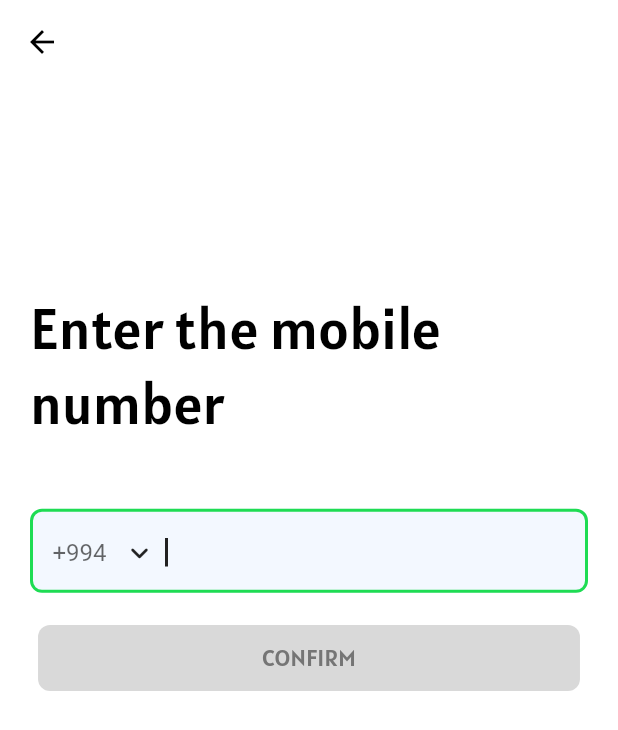
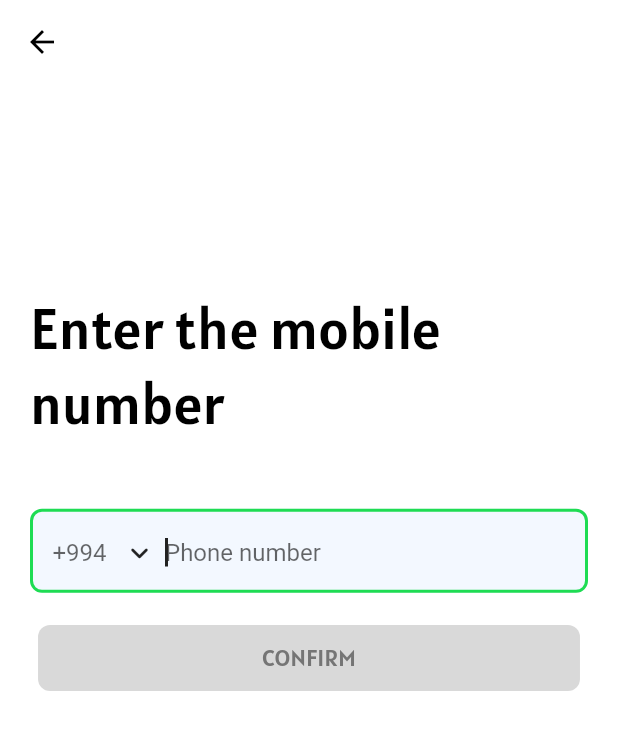
Before and after one commit to PattonSayd/FitCoachaz-collab, a Flutter app: the screen it shows after launch, on a phone screen of 412 x 824 dp. Shown: the top 730 px of the screen. Run offline on Flutter 3.47's test engine with Material 2 defaults, Android fonts, the phone set to English and light mode, and no system bars; our stand-ins replace bloc, carousel_slider, chewie, cloud_firestore, connectivity_plus, equatable and 9 more; accounts and stored records are empty; generated files the repository leaves out were written again.

Commit message:
Fixed validete, add formz

```diff
--- a/lib/app/screen_factory.dart/screen_factory.dart
+++ b/lib/app/screen_factory.dart/screen_factory.dart
@@ -1,5 +1,6 @@
 import 'package:connectivity_plus/connectivity_plus.dart';
 import 'package:fitcoachaz/ui/bloc/network_connectivity/network_connectivity_cubit.dart';
+import 'package:fitcoachaz/ui/formz/phone_field/phone_field_bloc.dart';
 import 'package:flutter/material.dart';
 import 'package:flutter_bloc/flutter_bloc.dart';
 
@@ -32,10 +33,10 @@ class ScreenFactory {
       providers: [
         BlocProvider(create: (context) => regBloc),
         BlocProvider(
-          create: (context) => NetworkConnectivityCubit(
-            connectivity: Connectivity(),
-          ),
+          create: (context) =>
+              NetworkConnectivityCubit(connectivity: Connectivity()),
         ),
+        BlocProvider(create: (context) => PhoneFieldBloc()),
       ],
       child: const RegisterScreen(),
     );
--- a/lib/ui/bloc/register/register_event.dart
+++ b/lib/ui/bloc/register/register_event.dart
@@ -5,8 +5,8 @@ abstract class RegisterEvent extends Equatable {
   const RegisterEvent();
 }
 
-class SendOTPToPhoneRegisterEvent extends RegisterEvent {
-  const SendOTPToPhoneRegisterEvent({required this.number});
+class SendOTPToPhoneEvent extends RegisterEvent {
+  const SendOTPToPhoneEvent({required this.number});
 
   final String number;
 
@@ -14,8 +14,8 @@ class SendOTPToPhoneRegisterEvent extends RegisterEvent {
   List<Object?> get props => [number];
 }
 
-class VerifySentOTPRegisterEvent extends RegisterEvent {
-  const VerifySentOTPRegisterEvent({
+class VerifySentOTPEvent extends RegisterEvent {
+  const VerifySentOTPEvent({
     required this.otpCode,
     required this.verificationId,
   });
@@ -27,8 +27,8 @@ class VerifySentOTPRegisterEvent extends RegisterEvent {
   List<Object?> get props => [otpCode, verificationId];
 }
 
-class OnPhoneOTPSentRegisterEvent extends RegisterEvent {
-  const OnPhoneOTPSentRegisterEvent({
+class OnPhoneOTPSentEvent extends RegisterEvent {
+  const OnPhoneOTPSentEvent({
     required this.verificationId,
     this.token,
   });
@@ -40,8 +40,8 @@ class OnPhoneOTPSentRegisterEvent extends RegisterEvent {
   List<Object?> get props => [verificationId, token];
 }
 
-class OnPhoneAuthErrorRegisterEvent extends RegisterEvent {
-  const OnPhoneAuthErrorRegisterEvent({
+class OnPhoneAuthErrorEvent extends RegisterEvent {
+  const OnPhoneAuthErrorEvent({
     required this.error,
   });
 
@@ -51,8 +51,8 @@ class OnPhoneAuthErrorRegisterEvent extends RegisterEvent {
   List<Object?> get props => [error];
 }
 
-class OnPhoneAuthVerificationCompleteRegisterEvent extends RegisterEvent {
-  const OnPhoneAuthVerificationCompleteRegisterEvent({
+class OnPhoneAuthVerificationCompleteEvent extends RegisterEvent {
+  const OnPhoneAuthVerificationCompleteEvent({
     required this.credential,
   });
 
--- a/lib/ui/bloc/register/register_state.dart
+++ b/lib/ui/bloc/register/register_state.dart
@@ -1,8 +1,16 @@
 part of 'register_bloc.dart';
 
 @immutable
-abstract class RegisterState extends Equatable {
+class RegisterState extends Equatable {
   const RegisterState();
+
+  factory RegisterState.form() {
+    return RegisterState();
+  }
+
+  @override
+  // TODO: implement props
+  List<Object?> get props => throw UnimplementedError();
 }
 
 class RegisterStateInitial extends RegisterState {
@@ -14,6 +22,9 @@ class RegisterStateInitial extends RegisterState {
 
 class RegisterStateLoading extends RegisterState {
   const RegisterStateLoading();
+
+  int get root => 1;
+
   @override
   List<Object?> get props => [];
 }
--- /dev/null
+++ b/lib/ui/formz/phone_field/phone_field.dart
@@ -0,0 +1,24 @@
+import 'package:formz/formz.dart';
+
+enum PhoneNumberValidationError { invalid }
+
+class PhoneField extends FormzInput<String, String> {
+  const PhoneField.pure([super.value = '']) : super.pure();
+  const PhoneField.dirty([super.value = '']) : super.dirty();
+
+  static final _phoneNumRegex =
+      RegExp(r"\(50\)|\(51\)|\(55\)|\(77\)|\(70\)|\(10\)\(99\)");
+
+  @override
+  String? validator(String? value) {
+    if (value == null) return null;
+
+    if (value.length < 14) {
+      return 'unfinished';
+    } else if (!_phoneNumRegex.hasMatch(value)) {
+      return 'invalid operator code';
+    }
+
+    return null;
+  }
+}
--- /dev/null
+++ b/lib/ui/formz/phone_field/phone_field_bloc.dart
@@ -0,0 +1,35 @@
+import 'dart:async';
+
+import 'package:bloc/bloc.dart';
+import 'package:equatable/equatable.dart';
+import 'package:fitcoachaz/ui/formz/phone_field/phone_field.dart';
+import 'package:formz/formz.dart';
+
+part 'phone_field_event.dart';
+part 'phone_field_state.dart';
+
+class PhoneFieldBloc extends Bloc<RegisterFormEvent, PhoneFieldState> {
+  PhoneFieldBloc() : super(const PhoneFieldState()) {
+    on<PhoneFieldEvent>(_onPhoneFieldChanged);
+    on<PrefixEvent>(_onPrefixMegre);
+  }
+
+  void _onPhoneFieldChanged(
+    PhoneFieldEvent event,
+    Emitter<PhoneFieldState> emit,
+  ) {
+    final phone = PhoneField.dirty(event.phone);
+    emit(
+      state.copyWith(
+        phone: phone.isNotValid ? phone : PhoneField.pure(event.phone),
+      ),
+    );
+  }
+
+  _onPrefixMegre(
+    PrefixEvent event,
+    Emitter<PhoneFieldState> emit,
+  ) {
+    emit(state.copyWith(prefix: event.prefix));
+  }
+}
--- /dev/null
+++ b/lib/ui/formz/phone_field/phone_field_event.dart
@@ -0,0 +1,31 @@
+part of 'phone_field_bloc.dart';
+
+abstract class RegisterFormEvent extends Equatable {
+  const RegisterFormEvent();
+
+  @override
+  List<Object> get props => [];
+}
+
+class PhoneFieldEvent extends RegisterFormEvent {
+  const PhoneFieldEvent({required this.phone});
+
+  final String phone;
+
+  @override
+  List<Object> get props => [phone];
+}
+
+class PrefixEvent extends RegisterFormEvent {
+  const PrefixEvent({required this.prefix});
+
+  final String prefix;
+
+  @override
+  List<Object> get props => [prefix];
+}
+
+class Submitted extends RegisterFormEvent {
+  @override
+  List<Object> get props => [];
+}
--- /dev/null
+++ b/lib/ui/formz/phone_field/phone_field_state.dart
@@ -0,0 +1,24 @@
+part of 'phone_field_bloc.dart';
+
+class PhoneFieldState with FormzMixin {
+  const PhoneFieldState({
+    this.phone = const PhoneField.pure(),
+    this.prefix = '+994',
+  });
+
+  final PhoneField phone;
+  final String prefix;
+
+  @override
+  List<FormzInput> get inputs => [phone];
+
+  PhoneFieldState copyWith({
+    PhoneField? phone,
+    String? prefix,
+  }) {
+    return PhoneFieldState(
+      phone: phone ?? this.phone,
+      prefix: prefix ?? this.prefix,
+    );
+  }
+}
--- a/lib/ui/screens/otp/otp_screen.dart
+++ b/lib/ui/screens/otp/otp_screen.dart
@@ -106,7 +106,7 @@ class _OTPScreenState extends State<OTPScreen> {
                 return GlobalButton(
                   isActive: _isActive,
                   onPress: () {
-                    context.read<RegisterBloc>().add(VerifySentOTPRegisterEvent(
+                    context.read<RegisterBloc>().add(VerifySentOTPEvent(
                         otpCode: otpFieldController.text,
                         verificationId: verificationId));
                   },
--- a/lib/ui/screens/register/register_components.dart
+++ b/lib/ui/screens/register/register_components.dart
@@ -7,15 +7,14 @@ import '../../style/app_text_style.dart';
 import '../../theme/app_colors.dart';
 
 var maskFormatter = MaskTextInputFormatter(
-  mask: '## ### ## ##',
+  mask: '(##) ### ## ##',
   filter: {"#": RegExp(r'[0-9]')},
 );
 
-class NumberInput extends StatelessWidget {
-  final TextEditingController controller;
+class PhoneInput extends StatelessWidget {
+  final String? initialValue;
   final FocusNode focus;
   final void Function(String) onChanged;
-  final String? Function(String?) validator;
   final void Function(String)? onSelected;
   final String seletedPrefix;
   final String? errorText;
@@ -24,14 +23,13 @@ class NumberInput extends StatelessWidget {
   final TextInputType? keyboardType;
   final bool obscureText;
 
-  const NumberInput({
+  const PhoneInput({
     Key? key,
-    required this.controller,
     required this.focus,
     required this.onChanged,
-    required this.validator,
     required this.onSelected,
     required this.seletedPrefix,
+    this.initialValue,
     this.errorText,
     this.hintText,
     this.labelText,
@@ -42,13 +40,12 @@ class NumberInput extends StatelessWidget {
   @override
   Widget build(BuildContext context) {
     return TextFormField(
+      initialValue: initialValue,
       inputFormatters: [maskFormatter],
       obscureText: obscureText,
       onChanged: onChanged,
       autofocus: true,
       keyboardType: keyboardType,
-      validator: validator,
-      controller: controller,
       focusNode: focus,
       cursorColor: AppColors.darkGrey,
       decoration: InputDecoration(
--- a/lib/ui/screens/register/register_screen.dart
+++ b/lib/ui/screens/register/register_screen.dart
@@ -1,86 +1,19 @@
-import 'dart:io';
-import 'dart:math';
-
-import 'package:fitcoachaz/app/extension/build_context.dart';
-import 'package:fitcoachaz/ui/bloc/network_connectivity/network_connectivity_cubit.dart';
-import 'package:fitcoachaz/ui/bloc/register/register_bloc.dart';
-import 'package:fitcoachaz/ui/screens/register/register_components.dart';
 import 'package:flutter/material.dart';
 import 'package:flutter_bloc/flutter_bloc.dart';
 import 'package:flutter_screenutil/flutter_screenutil.dart';
-import 'package:fluttertoast/fluttertoast.dart';
+
+import 'package:fitcoachaz/app/extension/build_context.dart';
+import 'package:fitcoachaz/ui/bloc/register/register_bloc.dart';
+import 'package:fitcoachaz/ui/screens/register/register_components.dart';
 
 import '../../../app/router/app_routes.dart';
 import '../../../logger.dart';
+import '../../formz/phone_field/phone_field_bloc.dart';
 import '../../style/app_text_style.dart';
-import '../../theme/app_colors.dart';
 import '../../widgets/global_button.dart';
 
-class RegisterScreen extends StatefulWidget {
+class RegisterScreen extends StatelessWidget {
   const RegisterScreen({super.key});
-
-  @override
-  State<RegisterScreen> createState() => _RegisterScreenState();
-}
-
-class _RegisterScreenState extends State<RegisterScreen> {
-  late final TextEditingController _numberController;
-  late final FocusNode _numberFocus;
-  String? _errorText;
-  bool _isActive = false;
-  bool _loading = false;
-  String seletedPrefix = '+994';
-
-  @override
-  void initState() {
-    super.initState();
-    _numberController = TextEditingController();
-    _numberFocus = FocusNode();
-  }
-
-  @override
-  void dispose() {
-    super.dispose();
-    _numberController.dispose();
-    _numberFocus.dispose();
-  }
-
-  void _onSubmitted(NetworkConnectivityState networkState) {
-    switch (networkState.type) {
-      case NetworkConnectivityType.unknown:
-        Fluttertoast.showToast(
-            msg: 'No internet connection',
-            fontSize: 18,
-            backgroundColor: AppColors.brightBlue,
-            textColor: AppColors.grey,
-            gravity: ToastGravity.TOP);
-        break;
-      case NetworkConnectivityType.connected:
-        final phoneNum = _numberController.text;
-        final bool contains51InBrackets =
-            RegExp(r"\(50\)|\(51\)|\(55\)|\(77\)|\(70\)|\(10\)\(99\)")
-                .hasMatch(phoneNum);
-        if (phoneNum.length < 12) {
-          _errorText = 'Wrong length';
-        } else if (!contains51InBrackets) {
-          _errorText = 'Field is wrong';
-        } else {
-          _errorText = null;
-          context.read<RegisterBloc>().add(SendOTPToPhoneRegisterEvent(
-              number: seletedPrefix + _numberController.text));
-        }
-        setState(() {});
-        break;
-
-      default:
-    }
-  }
-
-  void _onChangeField(String value) {
-    if (value.isNotEmpty && _isActive) return;
-
-    setState(() => _isActive = _numberController.text.isNotEmpty);
-  }
 
   @override
   Widget build(BuildContext context) {
@@ -98,63 +31,10 @@ class _RegisterScreenState extends State<RegisterScreen> {
                 context.localizations.enterNumber,
                 style: AppTextStyle.bigHeader,
               ),
-              SizedBox(
-                height: 47.h,
-              ),
-              NumberInput(
-                seletedPrefix: seletedPrefix,
-                errorText: _errorText,
-                controller: _numberController,
-                focus: _numberFocus,
-                keyboardType: TextInputType.phone,
-                onChanged: _onChangeField,
-                validator: (value) {
-                  if (value == null || value.isEmpty) {
-                    return context.localizations.enterNumber;
-                  }
-                  return null;
-                },
-                onSelected: (prefix) {
-                  setState(() {
-                    seletedPrefix = prefix;
-                  });
-                },
-              ),
-              SizedBox(
-                height: 22.h,
-              ),
-              BlocConsumer<RegisterBloc, RegisterState>(
-                listener: (context, state) {
-                  if (state is RegisterStateOTPSentSuccess) {
-                    Navigator.pushNamed(context, AppRoutesName.otp);
-                  }
-                },
-                builder: (context, state) {
-                  if (state is RegisterStateLoading) {
-                    _loading = true;
-                    _isActive = false;
-                  } else if (state is RegisterStateError) {
-                    _loading = false;
-                    _isActive = true;
-                    Fluttertoast.showToast(
-                        msg: state.error,
-                        fontSize: 18,
-                        backgroundColor: AppColors.brightBlue,
-                        textColor: AppColors.grey,
-                        gravity: ToastGravity.TOP);
-                  }
-                  return BlocBuilder<NetworkConnectivityCubit,
-                      NetworkConnectivityState>(
-                    builder: (context, networkState) {
-                      return GlobalButton(
-                        isActive: _isActive,
-                        loading: _loading,
-                        onPress: () => _onSubmitted(networkState),
-                      );
-                    },
-                  );
-                },
-              ),
+              SizedBox(height: 47.h),
+              const Input(),
+              SizedBox(height: 22.h),
+              const ConfirmButton(),
             ],
           ),
         ),
@@ -162,3 +42,107 @@ class _RegisterScreenState extends State<RegisterScreen> {
     );
   }
 }
+
+class Input extends StatefulWidget {
+  const Input({
+    Key? key,
+  }) : super(key: key);
+
+  @override
+  State<Input> createState() => _InputState();
+}
+
+class _InputState extends State<Input> {
+  late final FocusNode _focusNode;
+
+  @override
+  void initState() {
+    super.initState();
+    _focusNode = FocusNode();
+  }
+
+  @override
+  void dispose() {
+    super.dispose();
+    _focusNode.dispose();
+  }
+
+  @override
+  Widget build(BuildContext context) {
+    return BlocBuilder<PhoneFieldBloc, PhoneFieldState>(
+      builder: (context, state) {
+        logger.w('input');
+        return PhoneInput(
+          initialValue: state.phone.value,
+          seletedPrefix: state.prefix,
+          hintText: 'Phone number',
+          errorText: state.isNotValid ? state.phone.displayError : null,
+          focus: _focusNode,
+          keyboardType: TextInputType.phone,
+          onChanged: (value) {
+            context.read<PhoneFieldBloc>().add(PhoneFieldEvent(
+                  phone: value,
+                ));
+          },
+          onSelected: (prefix) {
+            context.read<PhoneFieldBloc>().add(PrefixEvent(prefix: prefix));
+          },
+        );
+      },
+    );
+  }
+}
+
+class ConfirmButton extends StatelessWidget {
+  const ConfirmButton({super.key});
+
+  @override
+  Widget build(BuildContext context) {
+    logger.w('confirm');
+    bool loading = false;
+    return BlocConsumer<RegisterBloc, RegisterState>(
+      listener: (context, state) {
+        logger.w('Listening');
+        if (state is RegisterStateOTPSentSuccess) {
+          Navigator.pushNamed(context, AppRoutesName.otp);
+        }
+      },
+      builder: (context, regState) {
+        if (regState is RegisterStateLoading) loading = true;
+        return BlocBuilder<PhoneFieldBloc, PhoneFieldState>(
+          buildWhen: (previous, current) => current.isValid != previous.isValid,
+          builder: (context, state) {
+            return GlobalButton2(
+              loading: loading,
+              onPressed: state.isValid && !loading
+                  ? () => context.read<RegisterBloc>().add(SendOTPToPhoneEvent(
+                      number: state.prefix + state.phone.value))
+                  : null,
+            );
+          },
+        );
+      },
+    );
+  }
+}
+
+
+  // void _onSubmitted(NetworkConnectivityState networkState) {
+  //   switch (networkState.type) {
+  //     case NetworkConnectivityType.unknown:
+  //       Fluttertoast.showToast(
+  //           msg: 'No internet connection',
+  //           fontSize: 18,
+  //           backgroundColor: AppColors.brightBlue,
+  //           textColor: AppColors.grey,
+  //           gravity: ToastGravity.TOP);
+  //       break;
+  //     case NetworkConnectivityType.connected:
+  //       context.read<RegisterBloc>().add(SendOTPToPhoneEvent(
+  //           number: selectedPrefix + _numberController.text));
+
+  //       break;
+
+  //     default:
+  //   }
+  // }
--- a/lib/ui/widgets/global_button.dart
+++ b/lib/ui/widgets/global_button.dart
@@ -7,7 +7,7 @@ import '../style/app_text_style.dart';
 import '../theme/app_colors.dart';
 
 class GlobalButton extends StatelessWidget {
-  final VoidCallback onPress;
+  final void Function()? onPress;
   final bool isActive;
   final bool? loading;
 
@@ -59,3 +59,55 @@ class GlobalButton extends StatelessWidget {
     );
   }
 }
+
+class GlobalButton2 extends StatelessWidget {
+  final void Function()? onPressed;
+  final bool? loading;
+
+  const GlobalButton2({
+    Key? key,
+    required this.onPressed,
+    this.loading,
+  }) : super(key: key);
+
+  @override
+  Widget build(BuildContext context) {
+    return Container(
+      constraints: const BoxConstraints(
+        minWidth: 200,
+        maxWidth: 370,
+        maxHeight: 50,
+        minHeight: 44,
+      ),
+      width: 342.w,
+      height: 44.h,
+      child: ElevatedButton(
+        style: ElevatedButton.styleFrom(
+          elevation: 0,
+          splashFactory: NoSplash.splashFactory,
+          disabledBackgroundColor: AppColors.brightSilver,
+          foregroundColor: AppColors.white,
+          disabledForegroundColor: AppColors.silver,
+          backgroundColor: AppColors.lightGreen,
+          shape: RoundedRectangleBorder(
+            borderRadius: BorderRadius.circular(8),
+          ),
+        ),
+        onPressed: onPressed,
+        child: loading != null && loading == true
+            ? const SizedBox(
+                width: 20,
+                height: 20,
+                child: CircularProgressIndicator.adaptive(
+                  valueColor: AlwaysStoppedAnimation<Color>(AppColors.silver),
+                  strokeWidth: 2,
+                ),
+              )
+            : Text(
+                context.localizations.confirmText,
+                style: AppTextStyle.verifyButton,
+              ),
+      ),
+    );
+  }
+}
--- a/pubspec.yaml
+++ b/pubspec.yaml
@@ -51,6 +51,7 @@ dependencies:
   logger: ^1.3.0
   fluttertoast: ^8.2.1
   connectivity_plus: ^3.0.4
+  formz: ^0.6.0
 
 dev_dependencies:
   flutter_test:
```
Also changed, not shown: lib/ui/bloc/register/register_bloc.dart (+22 -16 lines), pubspec.lock.
